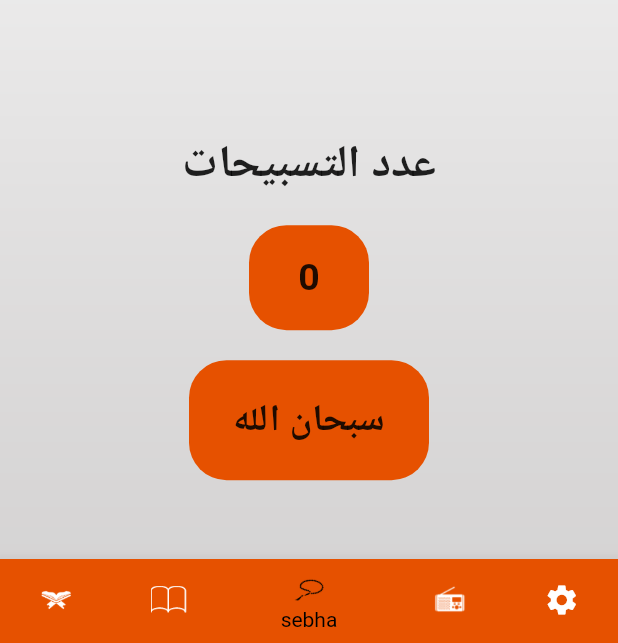
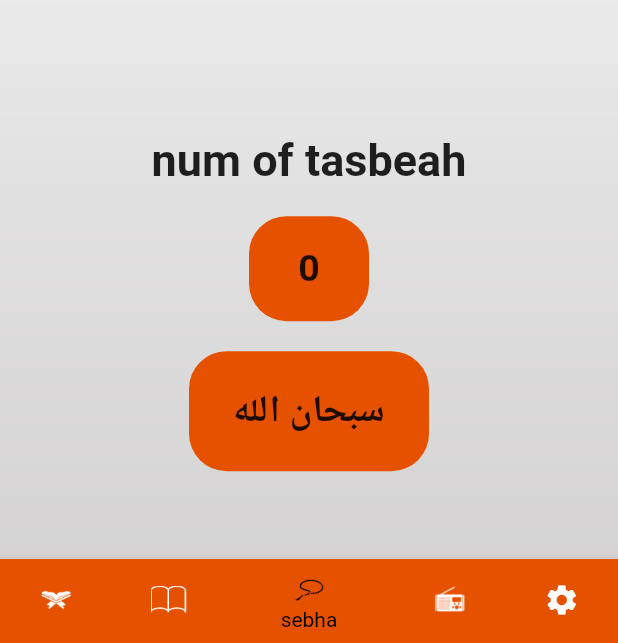
Before and after one commit to marisoli224/islami, a Flutter app: the screen it shows after launch, item 3 of the bottom bar chosen, on a phone screen of 412 x 824 dp, the part 593-1236 px from its top. Run offline on Flutter 3.47's test engine with Material 2 defaults, Android fonts, the phone set to English and light mode, and no system bars; generated files the repository leaves out were written again.

Commit message:
Localization

```diff
--- /dev/null
+++ b/l10n.yaml
@@ -0,0 +1,3 @@
+arb-dir: lib/l10n
+template-arb-file: app_en.arb
+output-localization-file: app_localizations.dart
--- a/lib/ahadeath/hadeath.dart
+++ b/lib/ahadeath/hadeath.dart
@@ -6,7 +6,7 @@ import 'package:islami/ahadeath/hadeath_name.dart';
 
 import 'hadeath_data.dart';
 import '../myThem.dart';
-
+import 'package:flutter_gen/gen_l10n/app_localizations.dart';
 class Hadeath extends StatefulWidget {
   @override
   State<Hadeath> createState() => _HadeathState();
@@ -32,7 +32,7 @@ class _HadeathState extends State<Hadeath> {
         Divider(thickness: 3,color: MyThem.primary,),
         Center(
           child: Text(
-            "Al Hadeth",
+            AppLocalizations.of(context)!.hadeath,
             style: TextStyle(
                 fontWeight: FontWeight.bold,
                 color: MyThem.accent,
--- a/lib/al_quran/quran.dart
+++ b/lib/al_quran/quran.dart
@@ -1,7 +1,7 @@
 import 'package:flutter/material.dart';
 import 'package:islami/myThem.dart';
 import 'package:islami/al_quran/sura_name.dart';
-
+import 'package:flutter_gen/gen_l10n/app_localizations.dart';
 class Quran extends StatelessWidget {
 
 static String routName = "quran";
@@ -29,7 +29,7 @@ List<String> names = ["الفاتحه","البقرة","آل عمران","الن
             Divider(thickness: 3,color: MyThem.primary,),
             Center(
               child: Text(
-                "sura name",
+                AppLocalizations.of(context)!.sura_name,
                 style: TextStyle(
                   fontWeight: FontWeight.bold,
                   color: MyThem.accent,
--- a/lib/al_radio/radio.dart
+++ b/lib/al_radio/radio.dart
@@ -1,7 +1,7 @@
 import 'package:flutter/cupertino.dart';
 import 'package:flutter/material.dart';
 import 'package:islami/myThem.dart';
-
+import 'package:flutter_gen/gen_l10n/app_localizations.dart';
 class MyRadio extends StatelessWidget {
 
 
@@ -12,7 +12,7 @@ class MyRadio extends StatelessWidget {
       children: [
         Image.asset("assets/images/radio_image.png"),
         Text(
-          "اذاعة القرءان الكريم",
+          AppLocalizations.of(context)!.quran_kareem_radio,
           style: TextStyle(
             fontSize: 30,
             fontWeight: FontWeight.bold
--- a/lib/al_sebha/sabha.dart
+++ b/lib/al_sebha/sabha.dart
@@ -1,7 +1,7 @@
 import 'package:flutter/cupertino.dart';
 import 'package:flutter/material.dart';
 import 'package:islami/myThem.dart';
-
+import 'package:flutter_gen/gen_l10n/app_localizations.dart';
 class Sebha extends StatefulWidget {
 
   @override
@@ -53,7 +53,7 @@ List<String> zikr = [
               ),
             ),
             Text(
-              "عدد التسبيحات",
+             AppLocalizations.of(context)!.num_of_tasbeah ,
               style: TextStyle(
                 fontWeight: FontWeight.bold,
                 fontSize: 30,
--- a/lib/myBottonSheet.dart
+++ b/lib/al_setting/myBottonSheet.dart
@@ -1,6 +1,6 @@
 import 'package:flutter/cupertino.dart';
 
-import 'myThem.dart';
+import '../myThem.dart';
 
 class MyButtonSheet extends StatelessWidget {
 
--- a/lib/home.dart
+++ b/lib/home.dart
@@ -4,9 +4,9 @@ import 'package:islami/ahadeath/hadeath.dart';
 import 'package:islami/al_quran/quran.dart';
 import 'package:islami/al_radio/radio.dart';
 import 'package:islami/al_sebha/sabha.dart';
-import 'package:islami/setting.dart';
+import 'package:islami/al_setting/setting.dart';
 import 'package:islami/al_quran/sura_name.dart';
-
+import 'package:flutter_gen/gen_l10n/app_localizations.dart';
 import 'myThem.dart';
 
 class Home extends StatefulWidget {
@@ -45,7 +45,8 @@ class _HomeState extends State<Home> {
           backgroundColor: Colors.transparent,
           title: Center(
             child: Text(
-              'islami',style: TextStyle(
+              AppLocalizations.of(context)!.islami,
+              style: TextStyle(
               color: Colors.black,
               fontWeight: FontWeight.bold,
             ),
@@ -74,30 +75,30 @@ class _HomeState extends State<Home> {
                   icon: ImageIcon(
                     AssetImage("assets/images/icon_quran.png"),
                   ),
-                  label: "quran",
+                  label: AppLocalizations.of(context)!.quran,
 
               ),
               BottomNavigationBarItem(
                   icon: ImageIcon(
                     AssetImage("assets/images/icon_hadeth.png"),
                   ),
-                  label: "hadeath"
+                  label: AppLocalizations.of(context)!.hadeath
               ),
               BottomNavigationBarItem(
                   icon: ImageIcon(
                     AssetImage("assets/images/icon_sebha.png"),
                   ),
-                  label: "sebha"
+                  label: AppLocalizations.of(context)!.sebha
               ),
               BottomNavigationBarItem(
                   icon: ImageIcon(
                     AssetImage("assets/images/icon_radio.png"),
                   ),
-                  label: "radio"
+                  label: AppLocalizations.of(context)!.radio
               ),
               BottomNavigationBarItem(
                   icon: Icon(Icons.settings),
-                  label: "setting"
+                  label: AppLocalizations.of(context)!.setting
               ),
             ],
 
--- a/lib/main.dart
+++ b/lib/main.dart
@@ -2,8 +2,8 @@ import 'package:flutter/material.dart';
 import 'package:islami/ahadeath/hadeathText.dart';
 import 'package:islami/al_quran/al_soura.dart';
 import 'package:islami/home.dart';
-
-
+import 'package:flutter_localizations/flutter_localizations.dart';
+import 'package:flutter_gen/gen_l10n/app_localizations.dart';
 void main() {
   runApp(const MyApp());
 }
@@ -15,6 +15,21 @@ class MyApp extends StatelessWidget {
   @override
   Widget build(BuildContext context) {
     return MaterialApp(
+
+        supportedLocales: [
+          Locale('en'),
+          Locale('ar'),
+        ],
+
+
+        localizationsDelegates: [
+          AppLocalizations.delegate,
+          GlobalMaterialLocalizations.delegate,
+          GlobalWidgetsLocalizations.delegate,
+          GlobalCupertinoLocalizations.delegate,
+        ],
+
+      locale: Locale("en"),
 
       theme: ThemeData(
 
--- a/pubspec.yaml
+++ b/pubspec.yaml
@@ -40,7 +40,9 @@ dependencies:
 dev_dependencies:
   flutter_test:
     sdk: flutter
-
+  flutter_localizations: # Add this line
+    sdk: flutter         # Add this line
+  intl: ^0.17.0 # Add this line
   # The "flutter_lints" package below contains a set of recommended lints to
   # encourage good coding practices. The lint set provided by the package is
   # activated in the `analysis_options.yaml` file located at the root of your
@@ -53,7 +55,7 @@ dev_dependencies:
 
 # The following section is specific to Flutter packages.
 flutter:
-
+  generate: true
   # The following line ensures that the Material Icons font is
   # included with your application, so that you can use the icons in
   # the material Icons class.
```
Also changed, not shown: lib/al_setting/setting.dart (renamed from lib/setting.dart, +8 -8 lines), lib/l10n/app_ar.arb (added, +17 -0 lines), lib/l10n/app_en.arb (added, +17 -0 lines), pubspec.lock.
